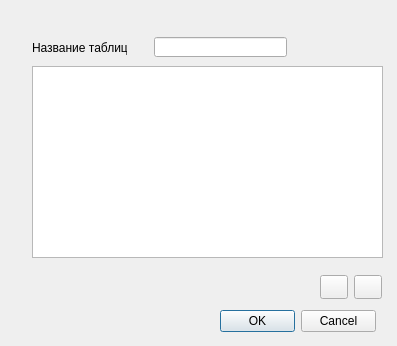
This is MainForm/tablesetting.ui in Hronbox/CASE_SWDEP as Qt 5 draws it before an edit. The edited form follows.
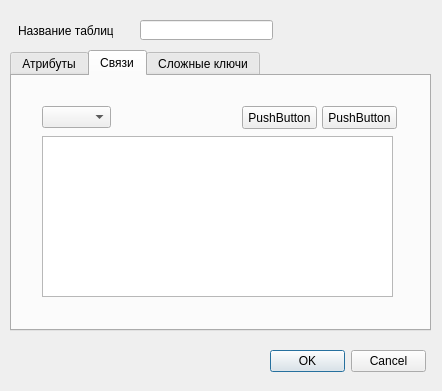
This is the edited form. Icons and pictures are not drawn.

Patch:
```diff
--- a/MainForm/tablesetting.ui
+++ b/MainForm/tablesetting.ui
@@ -6,8 +6,8 @@
    <rect>
     <x>0</x>
     <y>0</y>
-    <width>397</width>
-    <height>346</height>
+    <width>442</width>
+    <height>391</height>
    </rect>
   </property>
   <property name="windowTitle">
@@ -16,8 +16,8 @@
   <widget class="QDialogButtonBox" name="buttonBox">
    <property name="geometry">
     <rect>
-     <x>220</x>
-     <y>310</y>
+     <x>270</x>
+     <y>350</y>
      <width>156</width>
      <height>23</height>
     </rect>
@@ -35,11 +35,27 @@
     <set>QDialogButtonBox::Cancel|QDialogButtonBox::Ok</set>
    </property>
   </widget>
+  <widget class="QTabWidget" name="tabWidget">
+   <property name="geometry">
+    <rect>
+     <x>10</x>
+     <y>50</y>
+     <width>421</width>
+     <height>281</height>
+    </rect>
+   </property>
+   <property name="currentIndex">
+    <number>1</number>
+   </property>
+   <widget class="QWidget" name="tab">
+    <attribute name="title">
+     <string>Атрибуты</string>
+    </attribute>
   <widget class="QTableView" name="tableViewSitting">
    <property name="geometry">
     <rect>
-     <x>32</x>
-     <y>66</y>
+       <x>16</x>
+       <y>5</y>
      <width>351</width>
      <height>192</height>
     </rect>
@@ -51,49 +67,14 @@
     </sizepolicy>
    </property>
   </widget>
-  <widget class="QLabel" name="label">
-   <property name="geometry">
-    <rect>
-     <x>32</x>
-     <y>40</y>
-     <width>95</width>
-     <height>16</height>
-    </rect>
-   </property>
-   <property name="sizePolicy">
-    <sizepolicy hsizetype="Maximum" vsizetype="Maximum">
-     <horstretch>0</horstretch>
-     <verstretch>0</verstretch>
-    </sizepolicy>
-   </property>
-   <property name="text">
-    <string>Название таблицы</string>
-   </property>
-  </widget>
-  <widget class="QLineEdit" name="lineEdit">
-   <property name="geometry">
-    <rect>
-     <x>154</x>
-     <y>37</y>
-     <width>133</width>
-     <height>20</height>
-    </rect>
-   </property>
-   <property name="sizePolicy">
-    <sizepolicy hsizetype="Maximum" vsizetype="Maximum">
-     <horstretch>0</horstretch>
-     <verstretch>0</verstretch>
-    </sizepolicy>
-   </property>
-  </widget>
   <widget class="QPushButton" name="PlusItem">
    <property name="enabled">
     <bool>true</bool>
    </property>
    <property name="geometry">
     <rect>
-     <x>320</x>
-     <y>275</y>
+       <x>316</x>
+       <y>210</y>
      <width>28</width>
      <height>24</height>
     </rect>
@@ -115,8 +96,8 @@
   <widget class="QPushButton" name="MinusItem">
    <property name="geometry">
     <rect>
-     <x>354</x>
-     <y>275</y>
+       <x>350</x>
+       <y>210</y>
      <width>28</width>
      <height>24</height>
     </rect>
@@ -135,12 +116,99 @@
      <normaloff>ico/subtract.ico</normaloff>ico/subtract.ico</iconset>
    </property>
   </widget>
-  <zorder>PlusItem</zorder>
-  <zorder>MinusItem</zorder>
-  <zorder>buttonBox</zorder>
-  <zorder>tableViewSitting</zorder>
-  <zorder>lineEdit</zorder>
-  <zorder>label</zorder>
+   </widget>
+   <widget class="QWidget" name="tab_2">
+    <attribute name="title">
+     <string>Связи</string>
+    </attribute>
+    <widget class="QComboBox" name="conection_combo">
+     <property name="geometry">
+      <rect>
+       <x>30</x>
+       <y>30</y>
+       <width>69</width>
+       <height>22</height>
+      </rect>
+     </property>
+    </widget>
+    <widget class="QPushButton" name="PlusConection">
+     <property name="geometry">
+      <rect>
+       <x>230</x>
+       <y>30</y>
+       <width>75</width>
+       <height>23</height>
+      </rect>
+     </property>
+     <property name="text">
+      <string>PushButton</string>
+     </property>
+    </widget>
+    <widget class="QPushButton" name="MinusConection">
+     <property name="geometry">
+      <rect>
+       <x>310</x>
+       <y>30</y>
+       <width>75</width>
+       <height>23</height>
+      </rect>
+     </property>
+     <property name="text">
+      <string>PushButton</string>
+     </property>
+    </widget>
+    <widget class="QTableView" name="tableViewConection">
+     <property name="geometry">
+      <rect>
+       <x>30</x>
+       <y>60</y>
+       <width>351</width>
+       <height>161</height>
+      </rect>
+     </property>
+    </widget>
+   </widget>
+   <widget class="QWidget" name="tab_3">
+    <attribute name="title">
+     <string>Сложные ключи</string>
+    </attribute>
+   </widget>
+  </widget>
+  <widget class="QLineEdit" name="lineEdit">
+   <property name="geometry">
+    <rect>
+     <x>140</x>
+     <y>20</y>
+     <width>133</width>
+     <height>20</height>
+    </rect>
+   </property>
+   <property name="sizePolicy">
+    <sizepolicy hsizetype="Maximum" vsizetype="Maximum">
+     <horstretch>0</horstretch>
+     <verstretch>0</verstretch>
+    </sizepolicy>
+   </property>
+  </widget>
+  <widget class="QLabel" name="label">
+   <property name="geometry">
+    <rect>
+     <x>18</x>
+     <y>23</y>
+     <width>95</width>
+     <height>16</height>
+    </rect>
+   </property>
+   <property name="sizePolicy">
+    <sizepolicy hsizetype="Maximum" vsizetype="Maximum">
+     <horstretch>0</horstretch>
+     <verstretch>0</verstretch>
+    </sizepolicy>
+   </property>
+   <property name="text">
+    <string>Название таблицы</string>
+   </property>
+  </widget>
  </widget>
  <resources/>
  <connections>
```
Lines whose indentation alone changed are shown as unchanged.
